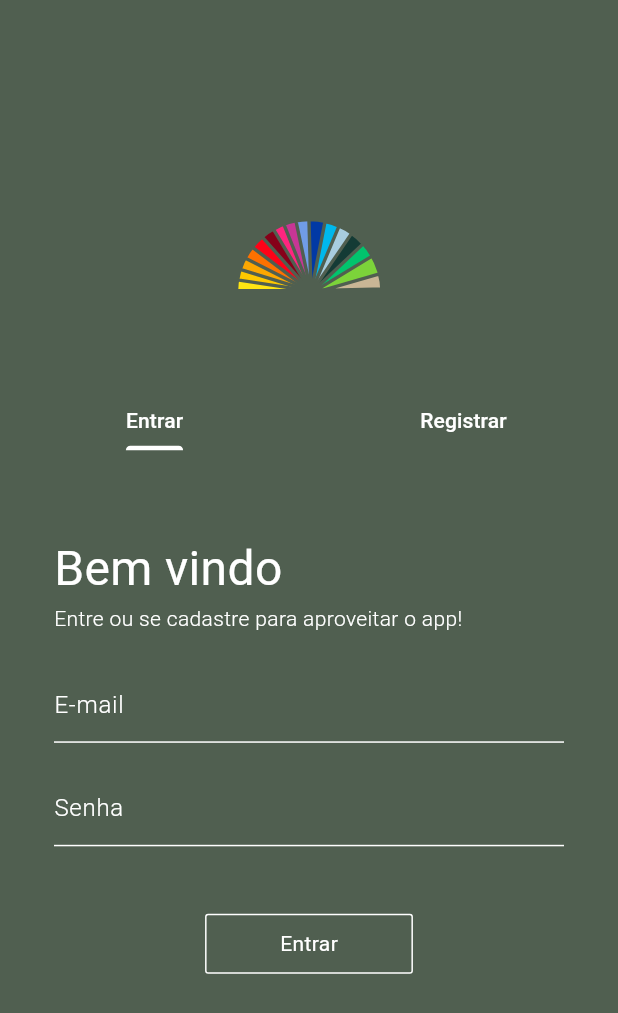
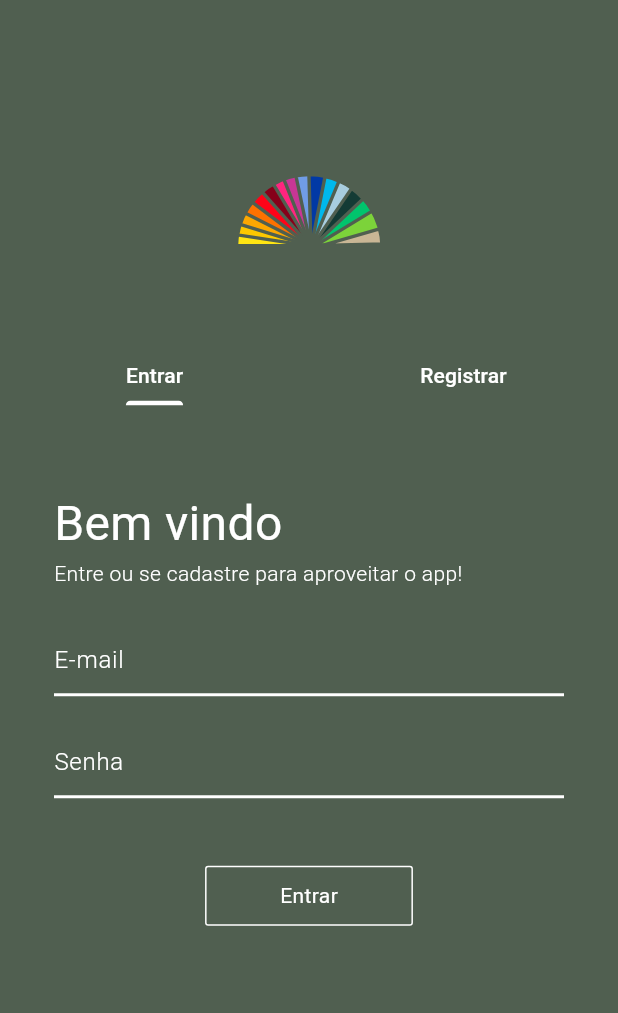
Before and after one commit to ManuelaGripp/paintStore, a Flutter app: the screen it shows after launch, on a phone screen of 412 x 824 dp. Shown: the top 1013 px of the screen. Run offline on Flutter 3.47's test engine with Material 3 defaults, Android fonts, the light colour scheme and no system bars; our stand-ins replace dio, flutter_svg, gap.

Commit message:
home reactivity

```diff
--- a/lib/app/components/input_paint_store.dart
+++ b/lib/app/components/input_paint_store.dart
@@ -18,14 +18,9 @@ class InputPaintStore extends StatelessWidget {
 
   @override
   Widget build(BuildContext context) {
-    return Container(
-      decoration: const BoxDecoration(
-          border: Border(
-              bottom: BorderSide(
-        width: 1,
-        color: Colors.white,
-      ))),
-      child: TextFormField(
+    return Column(
+      children: [
+        TextFormField(
           controller: _controller,
           validator: _validators,
           style: const TextStyle(
@@ -35,10 +30,34 @@ class InputPaintStore extends StatelessWidget {
             suffix: _sifix,
             border: InputBorder.none,
             hintText: _hintText,
-          hintStyle:
-              const TextStyle(color: Colors.white, fontWeight: FontWeight.w300),
+            enabledBorder: const UnderlineInputBorder(
+              borderSide: BorderSide(
+                color: Colors.white,
+                width: 2.0,
               ),
             ),
+            focusedBorder: const UnderlineInputBorder(
+              borderSide: BorderSide(
+                color: Colors.white,
+                width: 2.0,
+              ),
+            ),
+            errorStyle: const TextStyle(
+              color: Colors.red,
+            ),
+            errorBorder: const UnderlineInputBorder(
+              borderSide: BorderSide(
+                color: Colors.red,
+                width: 2.0,
+              ),
+            ),
+            hintStyle: const TextStyle(
+              color: Colors.white,
+              fontWeight: FontWeight.w300,
+            ),
+          ),
+        ),
+      ],
     );
   }
 }
--- /dev/null
+++ b/lib/app/controller/login_controller.dart
@@ -0,0 +1,31 @@
+import 'package:dio/dio.dart';
+import 'package:flutter/material.dart';
+import 'package:paint_store/app/model/login_request.dart';
+import 'package:paint_store/app/repository/login_repository.dart';
+import 'package:paint_store/app/utils/utils.dart';
+
+class LoginController {
+  late final LoginRepository _repository;
+  final state = ValueNotifier<StatusEnum>(StatusEnum.start);
+  final messageError = ValueNotifier<String>('Erro ao fazer login');
+
+  LoginController([LoginRepository? repository])
+      : _repository = repository ?? LoginRepository();
+
+  void start() {
+    state.value = StatusEnum.start;
+  }
+
+  Future login(LoginRequest loginRequest) async {
+    state.value = StatusEnum.loading;
+    print('Login');
+
+    try {
+      await _repository.loginUser(loginRequest);
+      state.value = StatusEnum.success;
+    } on DioException catch (e) {
+      state.value = StatusEnum.error;
+      messageError.value = e.response?.data['error'] ?? 'Erro ao fazer login';
+    }
+  }
+}
--- /dev/null
+++ b/lib/app/model/login_request.dart
@@ -0,0 +1,22 @@
+// To parse this JSON data, do
+//
+//     final loginRequest = loginRequestFromJson(jsonString);
+class LoginRequest {
+  String email;
+  String password;
+
+  LoginRequest({
+    required this.email,
+    required this.password,
+  });
+
+  factory LoginRequest.fromJson(Map<String, dynamic> json) => LoginRequest(
+        email: json["email"],
+        password: json["password"],
+      );
+
+  Map<String, dynamic> toJson() => {
+        "email": email,
+        "password": password,
+      };
+}
--- /dev/null
+++ b/lib/app/repository/login_repository.dart
@@ -0,0 +1,15 @@
+import 'package:dio/dio.dart';
+import 'package:paint_store/app/model/login_request.dart';
+import 'package:paint_store/app/model/login_response.dart';
+import 'package:paint_store/app/utils/endpoints.dart';
+
+class LoginRepository {
+  late Dio _dio;
+
+  LoginRepository([Dio? dio]) : _dio = dio ?? Dio();
+
+  Future<void> loginUser(LoginRequest loginRequest) async {
+    Response response =
+        await _dio.post(Endpoints.login, data: loginRequest.toJson());
+  }
+}
--- /dev/null
+++ b/lib/app/utils/endpoints.dart
@@ -0,0 +1,3 @@
+class Endpoints {
+  static String login = 'https://reqres.in/api/login';
+}
--- /dev/null
+++ b/lib/app/utils/extensions.dart
@@ -0,0 +1,5 @@
+extension StringCasingExtension on String {
+  String toCapitalize() =>
+      length > 0 ? '${this[0].toUpperCase()}${substring(1).toLowerCase()}' : '';
+  // String yourStringModifyingMethod() => write your logic here to modify the string as per your need;
+}
--- /dev/null
+++ b/lib/app/utils/status_enum.dart
@@ -0,0 +1 @@
+enum StatusEnum { start, loading, success, error }
--- /dev/null
+++ b/lib/app/utils/utils.dart
@@ -0,0 +1,6 @@
+library utils;
+
+export 'validators.dart';
+export 'status_enum.dart';
+export 'endpoints.dart';
+export 'extensions.dart';
--- a/lib/app/view/login_view.dart
+++ b/lib/app/view/login_view.dart
@@ -2,6 +2,9 @@ import 'package:flutter/material.dart';
 import 'package:flutter_svg/flutter_svg.dart';
 import 'package:gap/gap.dart';
 import 'package:paint_store/app/components/input_paint_store.dart';
+import 'package:paint_store/app/controller/login_controller.dart';
+import 'package:paint_store/app/model/login_request.dart';
+import 'package:paint_store/app/utils/utils.dart';
 import 'package:paint_store/app/utils/validators.dart';
 
 class LoginView extends StatefulWidget {
@@ -18,18 +21,34 @@ class _LoginViewState extends State<LoginView> with TickerProviderStateMixin {
   TextEditingController passwordController = TextEditingController();
   TextEditingController userNameController = TextEditingController();
 
+  LoginController loginController = LoginController();
+
+  @override
+  void initState() {
+    super.initState();
+    loginController.start();
+  }
+
   @override
   Widget build(BuildContext context) {
     TabController _tabController = TabController(length: 2, vsync: this);
 
     return Scaffold(
       backgroundColor: const Color.fromRGBO(80, 95, 80, 1),
-      body: SingleChildScrollView(
+      body: AnimatedBuilder(
+          animation: Listenable.merge([
+            loginController.state,
+            loginController.messageError,
+          ]),
+          builder: (context, child) {
+            return SingleChildScrollView(
               child: Center(
-          child: Column(
+                child: Stack(
+                  children: [
+                    Column(
                       crossAxisAlignment: CrossAxisAlignment.center,
                       children: [
-              const Gap(120),
+                        const Gap(90),
                         SvgPicture.asset(
                           'assets/logo.svg',
                           width: 100,
@@ -51,9 +70,9 @@ class _LoginViewState extends State<LoginView> with TickerProviderStateMixin {
                             Text('Registrar'),
                           ],
                           onTap: (index) {
-                  emailController = TextEditingController();
-                  passwordController = TextEditingController();
-                  userNameController = TextEditingController();
+                            emailController.clear();
+                            passwordController.clear();
+                            userNameController.clear();
                           },
                         ),
                         const Gap(56),
@@ -65,7 +84,8 @@ class _LoginViewState extends State<LoginView> with TickerProviderStateMixin {
                             children: [
                               Text(
                                 'Bem vindo',
-                      style: TextStyle(fontSize: 32, color: Colors.white),
+                                style: TextStyle(
+                                    fontSize: 32, color: Colors.white),
                               ),
                               Text(
                                 'Entre ou se cadastre para aproveitar o app!',
@@ -81,20 +101,88 @@ class _LoginViewState extends State<LoginView> with TickerProviderStateMixin {
                         Container(
                           padding: const EdgeInsets.symmetric(horizontal: 36),
                           width: double.infinity,
-                height: 300,
-                child: TabBarView(controller: _tabController, children: [
-                  PaintStoreForm(true, _formSingInKey),
-                  PaintStoreForm(false, _formSingUpKey),
+                          height: 400,
+                          child:
+                              TabBarView(controller: _tabController, children: [
+                            _paintStoreForm(true, _formSingInKey),
+                            _paintStoreForm(false, _formSingUpKey),
                           ]),
                         )
                       ],
+                    ),
+                    if (loginController.state.value == StatusEnum.loading) ...[
+                      Container(
+                        color: Colors.black.withOpacity(0.5),
+                        width: MediaQuery.of(context).size.width,
+                        height: MediaQuery.of(context).size.height,
+                      ),
+                      _loading(),
+                    ],
+                    if (loginController.state.value == StatusEnum.error) ...[
+                      Container(
+                        color: Colors.black.withOpacity(0.5),
+                        width: MediaQuery.of(context).size.width,
+                        height: MediaQuery.of(context).size.height,
+                      ),
+                      _error()
+                    ]
+                  ],
+                ),
+              ),
+            );
+          }),
+    );
+  }
+
+  Widget _loading() {
+    return SizedBox(
+      width: MediaQuery.of(context).size.width,
+      height: MediaQuery.of(context).size.height,
+      child: const Center(
+        child: CircularProgressIndicator(
+          color: Colors.white,
+        ),
+      ),
+    );
+  }
+
+  Widget _error() {
+    return SizedBox(
+      width: MediaQuery.of(context).size.width,
+      height: MediaQuery.of(context).size.height,
+      child: Center(
+        child: SizedBox(
+          height: 200,
+          width: 300,
+          child: Card(
+            color: const Color.fromRGBO(80, 95, 80, 1),
+            child: Column(
+              mainAxisAlignment: MainAxisAlignment.center,
+              crossAxisAlignment: CrossAxisAlignment.center,
+              children: [
+                Text(
+                  loginController.messageError.value.toCapitalize(),
+                  style: const TextStyle(
+                    color: Colors.white,
+                    fontSize: 20,
+                  ),
+                ),
+                const Gap(20),
+                ElevatedButton(
+                  onPressed: () {
+                    loginController.start();
+                  },
+                  child: const Text('Tentar novamente'),
+                ),
+              ],
+            ),
           ),
         ),
       ),
     );
   }
 
-  Widget PaintStoreForm(bool singIn, GlobalKey<FormState> formKey) {
+  Widget _paintStoreForm(bool singIn, GlobalKey<FormState> formKey) {
     return Form(
       key: formKey,
       child: Column(
@@ -104,7 +192,7 @@ class _LoginViewState extends State<LoginView> with TickerProviderStateMixin {
             child: Column(
               children: [
                 InputPaintStore(
-                  controller: passwordController,
+                  controller: userNameController,
                   hintText: 'Nome',
                   validators: Validator.required(),
                 ),
@@ -133,7 +221,10 @@ class _LoginViewState extends State<LoginView> with TickerProviderStateMixin {
             child: InkWell(
               onTap: () {
                 if (formKey.currentState!.validate()) {
-                  print('Entrou');
+                  loginController.login(LoginRequest(
+                    email: emailController.text,
+                    password: passwordController.text,
+                  ));
                   // Navigator.of(context).pushReplacementNamed('/home');
                 }
               },
--- a/pubspec.yaml
+++ b/pubspec.yaml
@@ -38,6 +38,8 @@ dependencies:
   cupertino_icons: ^1.0.2
   flutter_svg: ^2.0.9
   gap: ^3.0.1
+  dio: ^5.4.0
+  mockito: ^5.4.4
 
 dev_dependencies:
   flutter_test:
```
Also changed, not shown: lib/app/model/login_response.dart (added, +15 -0 lines), pubspec.lock, 2 other files. Lines whose indentation alone changed are shown as unchanged.
